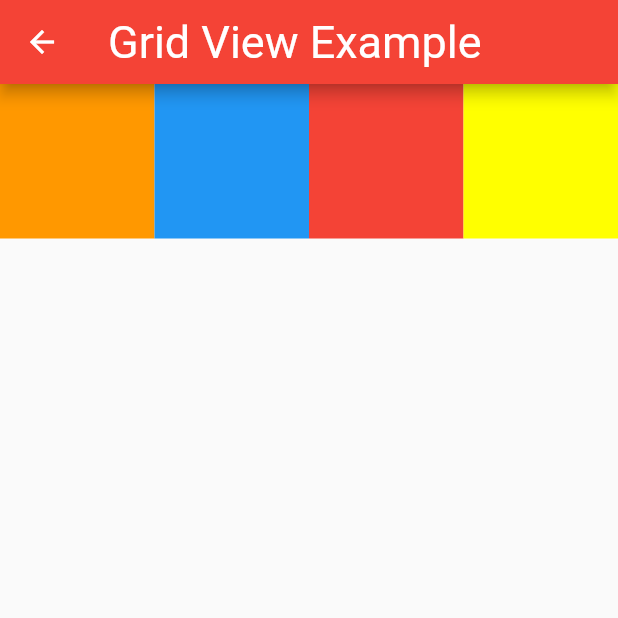
After one commit to MhmtAljobairi/flutter_example, a Flutter app: the screen it shows after launch, after a tap on "GridView Example", on a phone screen of 412 x 824 dp, the top half of it. The commit adds this screen. Run offline on Flutter 3.47's test engine with Material 2 defaults, Android fonts, the phone set to English and light mode, and no system bars; our stand-ins replace fluttertoast, math_expressions.

Commit message:
Grid View

```diff
--- /dev/null
+++ b/lib/grid_view_page.dart
@@ -0,0 +1,34 @@
+import 'package:flutter/material.dart';
+
+class GridViewPage extends StatelessWidget {
+  @override
+  Widget build(BuildContext context) {
+    return Scaffold(
+      appBar: AppBar(
+        title: Text("Grid View Example"),
+      ),
+      body: GridView.count(children: [
+        Container(
+          height: 20,
+          color: Colors.orange,
+          width: 20,
+        ),
+        Container(
+          height: 20,
+          color: Colors.blue,
+          width: 20,
+        ),
+        Container(
+          height: 20,
+          color: Colors.red,
+          width: 20,
+        ),
+        Container(
+          height: 20,
+          color: Colors.yellowAccent,
+          width: 20,
+        )
+      ], crossAxisCount: 4),
+    );
+  }
+}
--- a/lib/home.dart
+++ b/lib/home.dart
@@ -1,5 +1,6 @@
 import 'package:buttonsexamples/calculator_page.dart';
 import 'package:buttonsexamples/drawer_page.dart';
+import 'package:buttonsexamples/grid_view_page.dart';
 import 'package:buttonsexamples/instgram.dart';
 import 'package:buttonsexamples/messages_page.dart';
 import 'package:buttonsexamples/nav_first_page.dart';
@@ -89,6 +90,14 @@ class HomePage extends StatelessWidget {
                           builder: (BuildContext context) => MessagesPage()));
                 },
                 child: Text("Messages Example")),
+            ElevatedButton(
+                onPressed: () {
+                  Navigator.push(
+                      context,
+                      MaterialPageRoute(
+                          builder: (BuildContext context) => GridViewPage()));
+                },
+                child: Text("GridView Example")),
           ],
         ),
       ),
```
